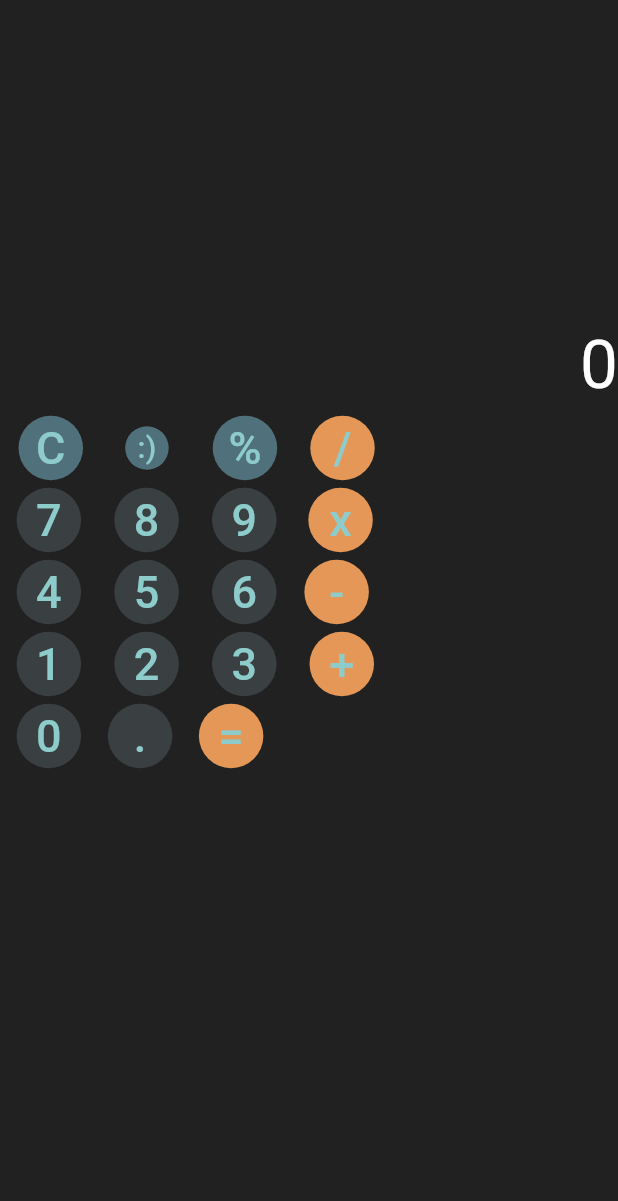
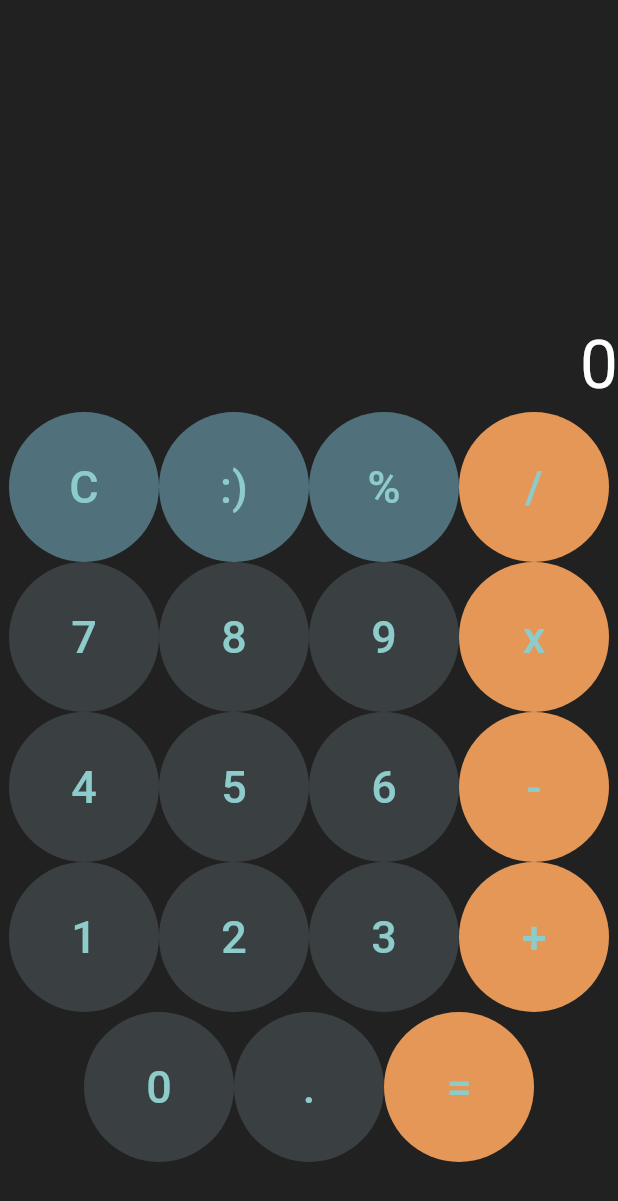
Before and after one commit to abdullahZyad/calculator, a Flutter app: the screen it shows after launch, on a phone screen of 412 x 824 dp. Shown: the top 1201 px of the screen. Run offline on Flutter 3.47's test engine with Material 3 defaults, Android fonts, the phone set to English and light mode, and no system bars; missing offline and left inert: function_tree.

Commit message:
add expanded and some modified logical errors.

```diff
--- a/lib/main.dart
+++ b/lib/main.dart
@@ -20,7 +20,8 @@ class MyApp extends StatelessWidget {
           backgroundColor: const Color(0xff3a4042),
           foregroundColor: const Color(0xff8ecccc),
           elevation: 0,
-          maximumSize: const Size(500,500),
+          fixedSize: const Size(100, 100),
+          maximumSize: const Size(500, 500),
           minimumSize: const Size(10, 10),
           shape: const CircleBorder(),
         )),
@@ -68,6 +69,7 @@ class _MyHomePageState extends State<MyHomePage> {
                     Flexible(
                       flex: 1,
                       child: Row(
+                        mainAxisAlignment: MainAxisAlignment.center,
                         children: [
                           Flexible(
                             flex:1,
@@ -90,7 +92,7 @@ class _MyHomePageState extends State<MyHomePage> {
                                 style: ElevatedButton.styleFrom(
                                     backgroundColor: const Color(0xff50717b)),
                                 child: const Text(":)",
-                                    style: TextStyle(fontSize: 20))),
+                                    style: TextStyle(fontSize: 30))),
                           ),
                           Flexible(
                             flex: 1,
@@ -130,6 +132,7 @@ class _MyHomePageState extends State<MyHomePage> {
                     Flexible(
                       flex: 1,
                       child: Row(
+                        mainAxisAlignment: MainAxisAlignment.center,
                         children: [
                           Flexible(
                             flex:1,
@@ -192,6 +195,7 @@ class _MyHomePageState extends State<MyHomePage> {
                     Flexible(
                       flex: 1,
                       child: Row(
+                        mainAxisAlignment: MainAxisAlignment.center,
                         children: [
                           Flexible(
                             flex: 1,
@@ -254,6 +258,7 @@ class _MyHomePageState extends State<MyHomePage> {
                     Flexible(
                       flex: 1,
                       child: Row(
+                        mainAxisAlignment: MainAxisAlignment.center,
                         children: [
                           Flexible(
                             flex: 1,
@@ -316,6 +321,7 @@ class _MyHomePageState extends State<MyHomePage> {
                     Flexible(
                       flex: 1,
                       child: Row(
+                        mainAxisAlignment: MainAxisAlignment.center,
                         children: [
                           Flexible(
                             flex: 2,
```
